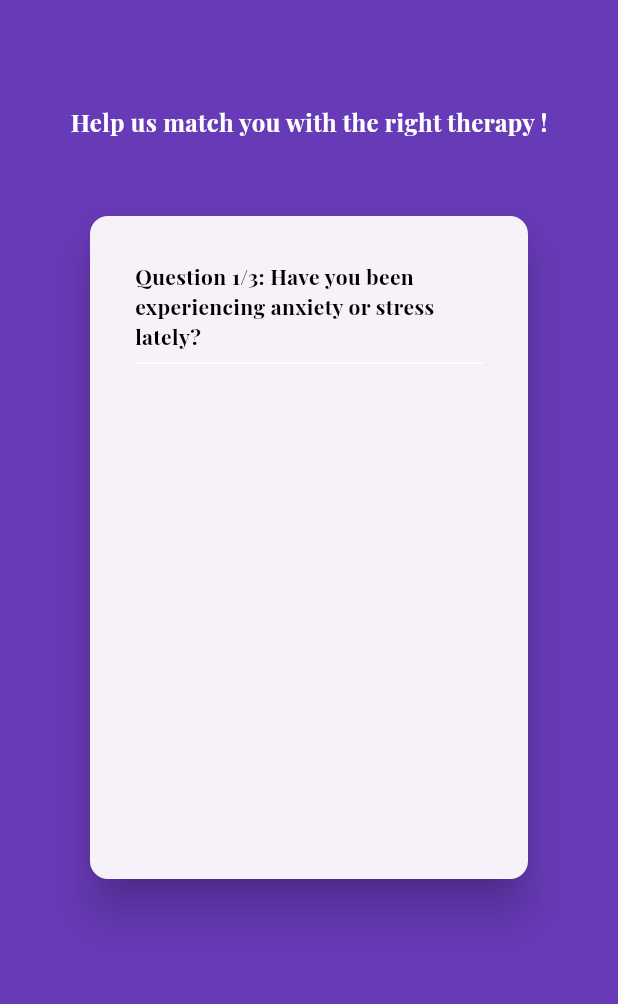
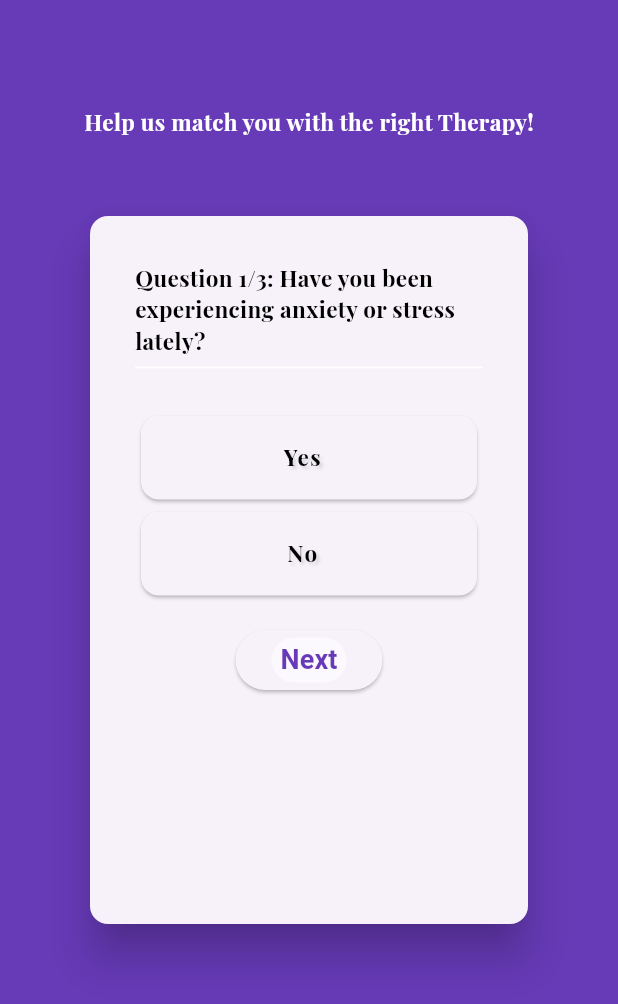
Before and after one commit to marziamerin/WellBeing-App, a Flutter app: the Therapy screen opened directly, on a phone screen of 412 x 824 dp. Shown: the top 1004 px of the screen. Run offline on Flutter 3.47's test engine with Material 3 defaults, Android fonts, the phone set to English and light mode, and no system bars; our stand-ins replace curved_navigation_bar, firebase_auth, firebase_core, firebase_database, fl_chart, scroll_snap_list and 1 more; missing offline and left inert: gradients; accounts and stored records are empty.

Commit message:
It looks so beautiful.

```diff
--- /dev/null
+++ b/lib/home/q and a/nextbutton.dart
@@ -0,0 +1,28 @@
+import 'package:flutter/material.dart';
+
+class NextButton extends StatelessWidget {
+  const NextButton({Key? key , required this.nextQuestion}): super(key: key);
+  final VoidCallback nextQuestion;
+  @override
+  Widget build(BuildContext context) {
+    return GestureDetector(
+      onTap: nextQuestion,
+      child: Container(
+        height: 30, width: 50, alignment: Alignment.center,
+        child: Text(
+          'Next', textAlign: TextAlign.center,
+          style: TextStyle(
+            color: Colors.deepPurple,
+            fontSize: 18,
+            fontWeight: FontWeight.bold,
+          ),
+        ),
+          decoration: BoxDecoration(
+            borderRadius: BorderRadius.circular(30),
+            color: Colors.white54,
+          ),
+
+      ),
+    );
+  }
+}
--- /dev/null
+++ b/lib/home/q and a/optionscard.dart
@@ -0,0 +1,36 @@
+import 'package:flutter/material.dart';
+
+class OptionsCard extends StatelessWidget {
+  const OptionsCard({Key? key , required this.option}): super(key: key);
+  final String option;
+
+
+  @override
+  Widget build(BuildContext context) {
+    return SingleChildScrollView(
+      child: GestureDetector(
+        onTap: (){},
+        child: Card(
+
+          child: ListTile(
+            title: Text(
+              option,
+              textAlign: TextAlign.center,
+              style: TextStyle( color: Colors.black,
+              fontSize: 15 , letterSpacing: 1, fontFamily: 'PlayfairDisplay',
+                fontWeight: FontWeight.bold,
+                shadows: [
+                  Shadow(
+                    color: Colors.black12,
+                    blurRadius: 2.0,
+                    offset: Offset(2.0, 2.0),
+                  ),
+                ],
+            ),
+            ),
+          ),
+        ),
+      ),
+    );
+  }
+}
--- a/lib/home/q and a/therapy_questions.dart
+++ b/lib/home/q and a/therapy_questions.dart
@@ -15,7 +15,7 @@ required this.totalQuestions}) : super(key: key);
       alignment: Alignment.center,
       child: Text('Question ${ indexAction + 1}/$totalQuestions: $question',
         style: const TextStyle(
-          fontWeight: FontWeight.bold, fontSize: 14 , fontFamily: 'PlayfairDisplay',
+          fontWeight: FontWeight.bold, fontSize: 15 , fontFamily: 'PlayfairDisplay',
           color: Colors.black ,
         ),
       ),
--- a/lib/home/therapy.dart
+++ b/lib/home/therapy.dart
@@ -1,6 +1,8 @@
 import 'package:flutter/material.dart';
+import 'package:wellbeing_app/home/q%20and%20a/nextbutton.dart';
 import 'package:wellbeing_app/home/q%20and%20a/question_model.dart';
 import 'package:wellbeing_app/home/q%20and%20a/therapy_questions.dart';
+import 'package:wellbeing_app/home/q and a/optionscard.dart';
 
 class Therapy extends StatefulWidget {
   const Therapy({super.key});
@@ -26,6 +28,14 @@ class _TherapyState extends State<Therapy> {
   ];
 
   int index =0;
+  void nextQuestion(){
+    if (index == _questions.length -1){
+      return;
+    }
+    else setState(() {
+      index++ ;
+    });
+  }
   @override
   Widget build(BuildContext context) {
     return Scaffold(
@@ -39,9 +49,9 @@ class _TherapyState extends State<Therapy> {
             children: [
               SizedBox(
                 height: 40,
-                child: Text('Help us match you with the right therapy !',
+                child: Text('Help us match you with the right Therapy!',
                   style: TextStyle(
-                    fontFamily: 'PlayfairDisplay' , fontSize: 16 , fontWeight: FontWeight.bold ,
+                    fontFamily: 'PlayfairDisplay' , fontSize: 15 , fontWeight: FontWeight.bold ,
                     color: Colors.white ,
                   ) ,),
               ),
@@ -49,11 +59,11 @@ class _TherapyState extends State<Therapy> {
                 height: 30
               ),
               SizedBox(
-                height: 450, width: 300,
+                height: 480, width: 300,
                   child: Card(
                       elevation: 12,
                       child: ClipRRect(
-                        borderRadius: const BorderRadius.all(Radius.circular(15)),
+                        borderRadius: BorderRadius.all(Radius.circular(25)),
                         child: Container(
                             padding: EdgeInsets.symmetric( horizontal: 30.0, vertical: 30.0),
                           child: Column(
@@ -62,7 +72,22 @@ class _TherapyState extends State<Therapy> {
                                    question: _questions[index].title,
                                    indexAction: index,
                                    totalQuestions: _questions.length),
-                              const Divider(color: Colors.white,)
+                              const Divider(color: Colors.white,) ,
+                              SizedBox(
+                                height: 20,
+                              ),
+                              for (int i = 0; i< _questions[index].options.length; i++)
+                                OptionsCard(option: _questions[index].options.keys.toList()[i],
+                                ),
+
+                              SizedBox( height: 15,),
+                              ElevatedButton(
+                                    onPressed: () {} ,
+                                child: NextButton(
+                                  nextQuestion: nextQuestion,
+                                ),
+                              ),
+
                             ],
                           ),
                         ),
```
